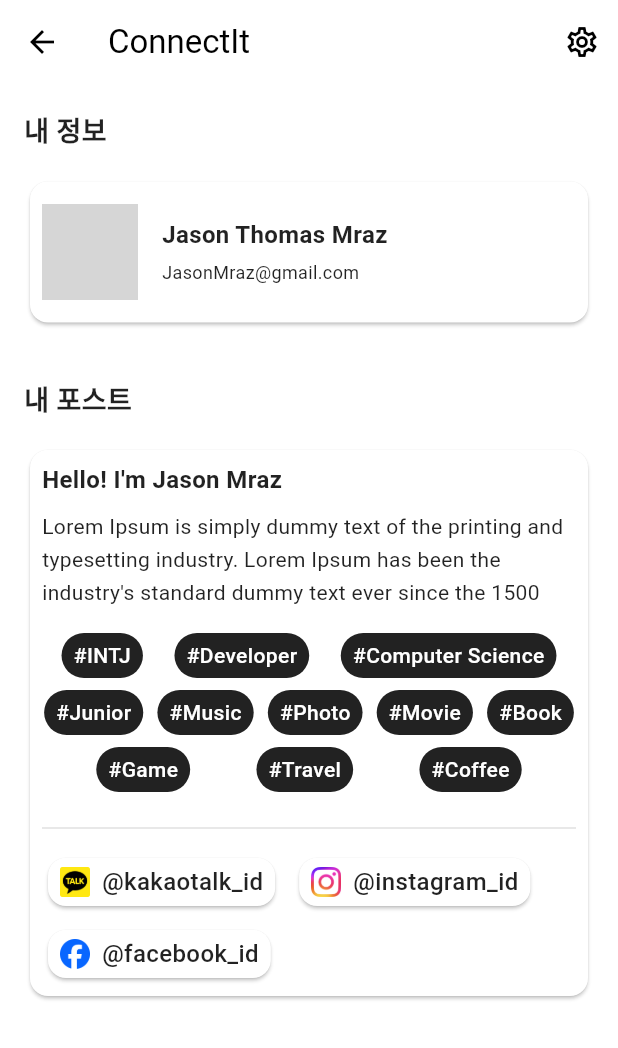
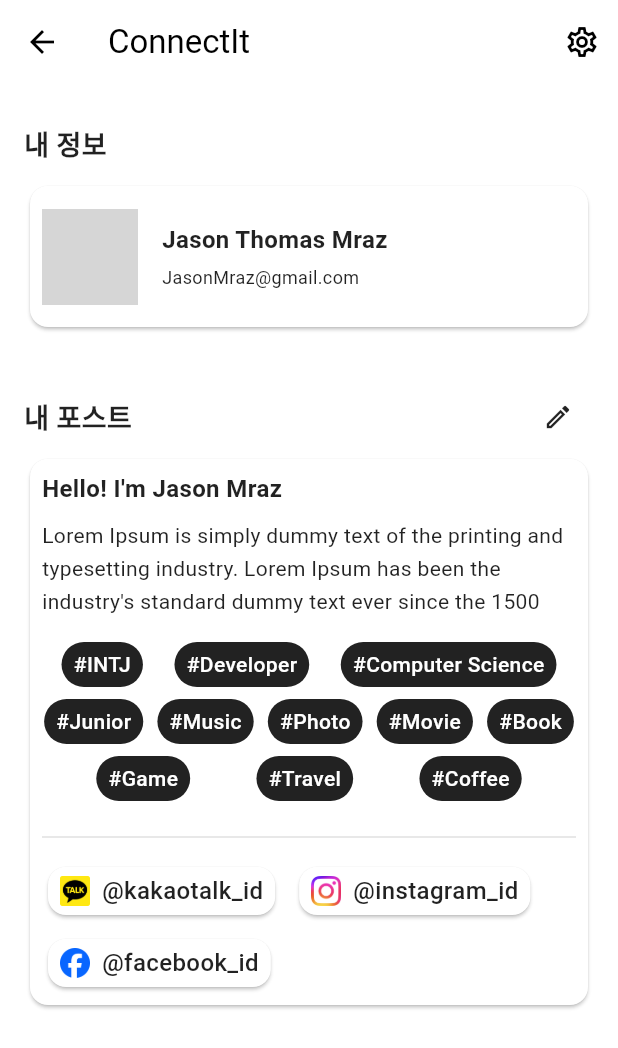
Before and after one commit to GENYF/ConnectIt, a Flutter app: the ProfileScreen screen opened directly, on a phone screen of 412 x 824 dp. Shown: the top 1048 px of the screen. Run offline on Flutter 3.47's test engine with Material 2 defaults, Android fonts, the phone set to English and light mode, and no system bars; our stand-ins replace firebase_auth, firebase_core, google_sign_in, logger, shared_preferences, sign_in_with_apple; accounts and stored records are empty; network calls fail; grey boxes are pictures that could not be loaded.

```diff
--- /dev/null
+++ b/connectit/lib/screens/profile/components/profile_section_title.dart
@@ -0,0 +1,42 @@
+import 'package:flutter/material.dart';
+
+import '../../../utils/design.dart';
+
+class ProfileSectionTitle extends StatelessWidget {
+  const ProfileSectionTitle({
+    required String title,
+    required bool isEditable,
+    Function? onPressed,
+    super.key,
+  }) :  _title = title,
+        _isEditable = isEditable,
+        _onPressed = onPressed;
+
+  final String _title;
+  final bool _isEditable;
+  final Function? _onPressed;
+
+  @override
+  Widget build(BuildContext context) {
+    return SizedBox(
+      height: 48.0,
+      child: Row(
+        mainAxisAlignment: MainAxisAlignment.spaceBetween,
+        children: [
+          Text(_title, style: DesignerTextStyle.title1),
+          Visibility(
+            visible: _isEditable,
+            child: IconButton(
+              onPressed: () => _onPressed!(),
+              icon: const Icon(
+                Icons.edit_outlined,
+                color: Colors.black87,
+                size: 20.0,
+              ),
+            ),
+          )
+        ],
+      ),
+    );
+  }
+}
--- a/connectit/lib/screens/profile/profile_screen.dart
+++ b/connectit/lib/screens/profile/profile_screen.dart
@@ -1,3 +1,5 @@
+import 'package:connectit/screens/post/post_screen.dart';
+import 'package:connectit/screens/profile/components/profile_section_title.dart';
 import 'package:flutter/material.dart';
 
 import '../../components/post_it_card.dart';
@@ -38,16 +40,21 @@ class ProfileScreen extends StatelessWidget {
           child: Column(
             crossAxisAlignment: CrossAxisAlignment.start,
             children: <Widget>[
-              Text('내 정보', style: DesignerTextStyle.title1),
-              const SizedBox(height: defaultSpacing),
+              const ProfileSectionTitle(
+                title: '내 정보',
+                isEditable: false,
+              ),
               const ProfileInfoCard(
                 userProfileUrl: 'https://www.gravatar.com/avatar/2c7d99fe281ecd3bcd65ab915bac6dd5?s=250',
                 userName: 'Jason Thomas Mraz',
                 userEmail: 'JasonMraz@gmail.com',
               ),
               const SizedBox(height: defaultDoubleSpacing),
-              Text('내 포스트', style: DesignerTextStyle.title1),
-              const SizedBox(height: defaultSpacing),
+              ProfileSectionTitle(
+                title: '내 포스트',
+                isEditable: true,
+                onPressed: () => _onPressedMyPost(context),
+              ),
               PostItCard(
                 title: 'Hello! I\'m Jason Mraz',
                 description: 'Lorem Ipsum is simply dummy text of the printing and typesetting industry. Lorem Ipsum has been the industry\'s standard dummy text ever since the 1500',
@@ -59,10 +66,20 @@ class ProfileScreen extends StatelessWidget {
                 ),
                 isShowSnsIds: true,
               ),
+              const SizedBox(height: defaultDoubleSpacing),
             ],
           ),
         ),
       ),
     );
   }
+
+  void _onPressedMyPost(BuildContext context) {
+    Navigator.push(
+      context,
+      MaterialPageRoute(
+        builder: (context) => const PostScreen(),
+      ),
+    );
+  }
 }
```
Also changed, not shown: connectit/lib/enums/mbti.dart (added, +20 -0 lines), connectit/lib/screens/post/components/post_mbti_select_card.dart (added, +29 -0 lines), connectit/lib/screens/post/components/post_save_button.dart (added, +35 -0 lines), connectit/lib/screens/post/components/post_sns_ids_edit_card.dart (added, +93 -0 lines), connectit/lib/screens/post/components/post_text_edit_card.dart (added, +39 -0 lines), connectit/lib/screens/post/post_screen.dart (added, +132 -0 lines).
